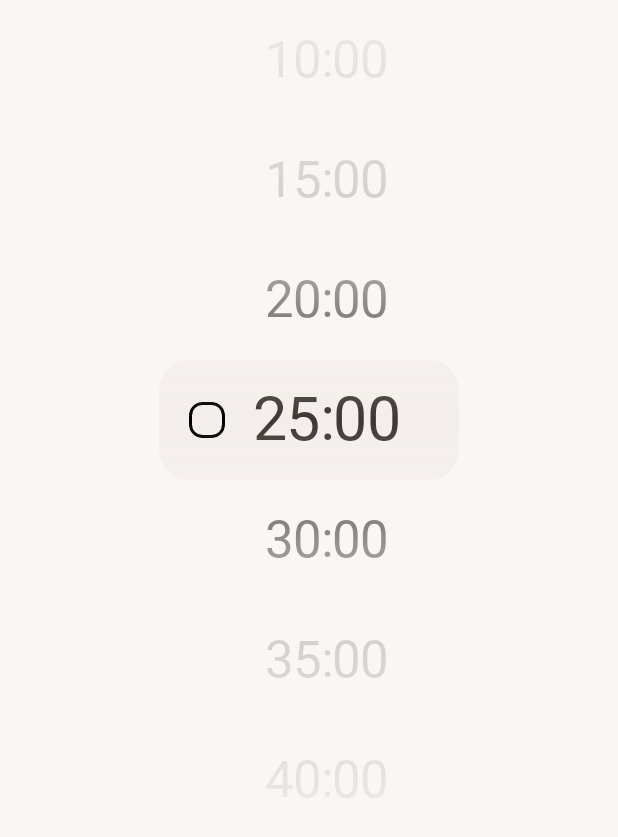
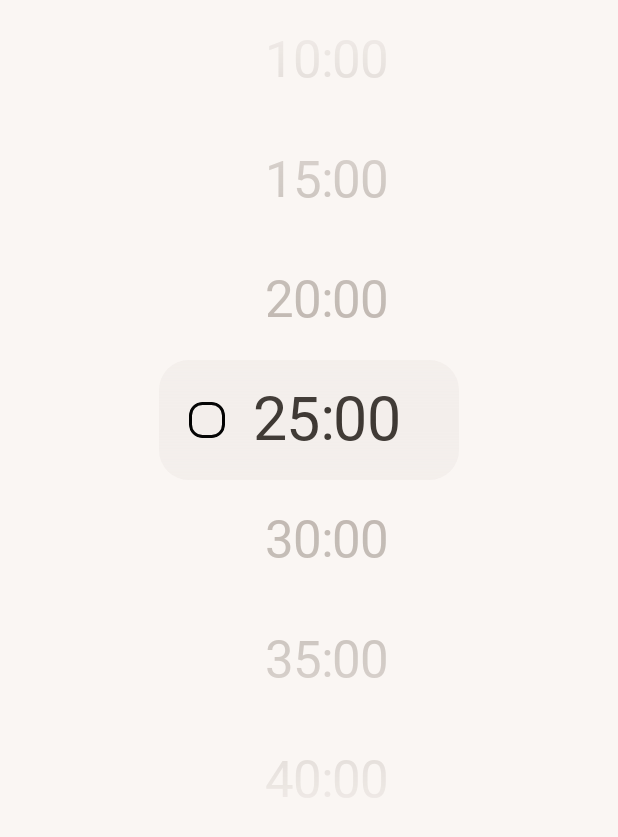
Before and after one commit to Nexters/PomoNyang-Android, an Android app built with Jetpack Compose: the @Preview function MnWheelPickerPreview, on a phone screen of 412 x 824 dp. Shown: the top 837 px of the screen. Run offline under Robolectric (Android 15) with nearby library versions, the light colour scheme and no system bars; network calls fail; Roboto replaces fonts that are not available here.

Commit message:
refactor: unSelectedTextColor 추가 및 적용

```diff
--- a/presentation/src/main/java/com/pomonyang/mohanyang/presentation/designsystem/picker/MnWheelMinutePicker.kt
+++ b/presentation/src/main/java/com/pomonyang/mohanyang/presentation/designsystem/picker/MnWheelMinutePicker.kt
@@ -80,7 +80,8 @@ fun MnWheelMinutePicker(
             itemHeightPx = itemHeightPx,
             halfDisplayCount = halfDisplayCount,
             textStyle = textStyle,
-            textColor = mnWheelPickerColor.textColor
+            selectedTextColor = mnWheelPickerColor.selectedTextColor,
+            unSelectedTextColor = mnWheelPickerColor.unSelectedTextColor
         )
     }
 }
@@ -90,9 +91,9 @@ private fun Modifier.fadeEdge(color: Color): Modifier {
     val fadeEdgeBrushColor = remember {
         arrayOf(
             0f to color.copy(alpha = 0.95f),
-            0.25f to color.copy(alpha = 0.8f),
+            0.25f to color.copy(alpha = 0.3f),
             0.5f to Color.Transparent,
-            0.75f to color.copy(alpha = 0.8f),
+            0.75f to color.copy(alpha = 0.3f),
             1f to color.copy(alpha = 0.95f)
         )
     }
@@ -139,7 +140,8 @@ private fun BoxScope.WheelItemList(
     itemHeightPx: Float,
     halfDisplayCount: Int,
     textStyle: TextStyle,
-    textColor: Color,
+    selectedTextColor: Color,
+    unSelectedTextColor: Color,
     modifier: Modifier = Modifier
 ) {
     LazyColumn(
@@ -189,7 +191,7 @@ private fun BoxScope.WheelItemList(
                 Text(
                     text = "$item:00",
                     style = textStyle,
-                    color = textColor
+                    color = if (isCentralItem) selectedTextColor else unSelectedTextColor
                 )
             }
         }
--- a/presentation/src/main/java/com/pomonyang/mohanyang/presentation/designsystem/picker/MnWheelPickerDefaults.kt
+++ b/presentation/src/main/java/com/pomonyang/mohanyang/presentation/designsystem/picker/MnWheelPickerDefaults.kt
@@ -13,15 +13,18 @@ object MnWheelPickerDefaults {
     @Composable
     fun colors(
         fadeColor: Color = MnTheme.backgroundColorScheme.inverse,
-        textColor: Color = MnTheme.textColorScheme.primary
+        selectedTextColor: Color = MnTheme.textColorScheme.primary,
+        unSelectedTextColor: Color = MnTheme.textColorScheme.disabled
     ) = MnWheelPickerColor(
         fadeColor = fadeColor,
-        textColor = textColor
+        selectedTextColor = selectedTextColor,
+        unSelectedTextColor = unSelectedTextColor
     )
 }
 
 @Stable
 data class MnWheelPickerColor(
     val fadeColor: Color,
-    val textColor: Color
+    val selectedTextColor: Color,
+    val unSelectedTextColor: Color
 )
```
